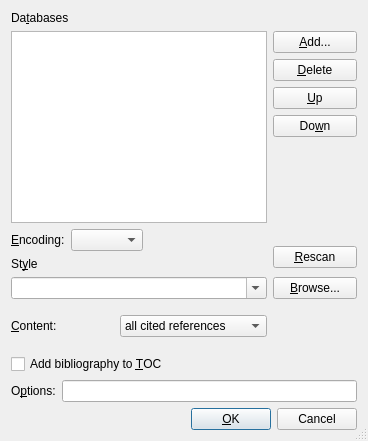
First picture: the form in src/frontends/qt4/ui/BibtexUi.ui, repository cburschka/lyx, before the edit.
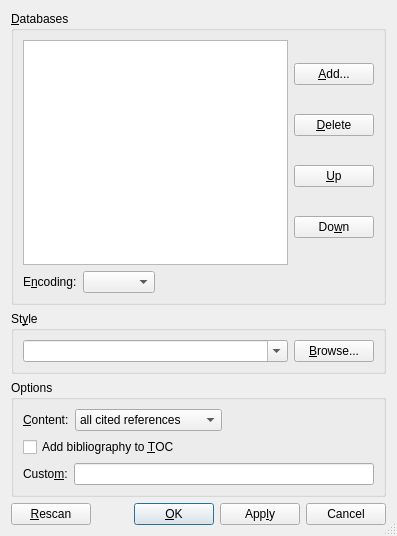
Second picture: the form after the edit.

Commit message: Polish Bib(la)TeX dialog

Diff of the .ui file:
```diff
--- a/src/frontends/qt4/ui/BibtexUi.ui
+++ b/src/frontends/qt4/ui/BibtexUi.ui
@@ -6,8 +6,8 @@
    <rect>
     <x>0</x>
     <y>0</y>
-    <width>368</width>
-    <height>441</height>
+    <width>397</width>
+    <height>536</height>
    </rect>
   </property>
   <property name="windowTitle">
@@ -16,33 +16,22 @@
   <property name="sizeGripEnabled">
    <bool>true</bool>
   </property>
+  <layout class="QGridLayout" name="gridLayout_4">
+   <item row="0" column="0">
+    <widget class="QGroupBox" name="bibGB">
+     <property name="toolTip">
+      <string>BibTeX database(s) to use</string>
+     </property>
+     <property name="title">
+      <string>&amp;Databases</string>
+     </property>
   <layout class="QGridLayout" name="gridLayout">
    <item row="0" column="0">
-    <widget class="QLabel" name="databaseLA">
-     <property name="sizePolicy">
-      <sizepolicy hsizetype="Minimum" vsizetype="Fixed">
-       <horstretch>0</horstretch>
-       <verstretch>0</verstretch>
-      </sizepolicy>
-     </property>
-     <property name="toolTip">
-      <string>BibTeX database to use</string>
-     </property>
-     <property name="text">
-      <string>Da&amp;tabases</string>
-     </property>
-     <property name="alignment">
-      <set>Qt::AlignLeading|Qt::AlignLeft|Qt::AlignTop</set>
-     </property>
-     <property name="buddy">
-      <cstring>databaseLW</cstring>
-     </property>
-    </widget>
-   </item>
-   <item row="1" column="0" rowspan="5" colspan="2">
     <widget class="QListWidget" name="databaseLW"/>
    </item>
-   <item row="1" column="2">
+      <item row="0" column="1">
+       <layout class="QVBoxLayout" name="verticalLayout">
+        <item>
     <widget class="QPushButton" name="addBibPB">
      <property name="toolTip">
       <string>Add a BibTeX database file</string>
@@ -52,7 +41,7 @@
      </property>
     </widget>
    </item>
-   <item row="2" column="2">
+        <item>
     <widget class="QPushButton" name="deletePB">
      <property name="toolTip">
       <string>Remove the selected database</string>
@@ -62,7 +51,7 @@
      </property>
     </widget>
    </item>
-   <item row="3" column="2">
+        <item>
     <widget class="QPushButton" name="upPB">
      <property name="toolTip">
       <string>Move the selected database upwards in the list</string>
@@ -72,7 +61,7 @@
      </property>
     </widget>
    </item>
-   <item row="4" column="2">
+        <item>
     <widget class="QPushButton" name="downPB">
      <property name="toolTip">
       <string>Move the selected database downwards in the list</string>
@@ -82,53 +71,62 @@
      </property>
     </widget>
    </item>
-   <item row="5" column="2" rowspan="2">
-    <spacer>
+       </layout>
+      </item>
+      <item row="1" column="0" colspan="2">
+       <layout class="QHBoxLayout" name="horizontalLayout_2">
+        <item>
+         <widget class="QLabel" name="bibEncodingLA">
+          <property name="text">
+           <string>E&amp;ncoding:</string>
+          </property>
+          <property name="buddy">
+           <cstring>bibEncodingCO</cstring>
+          </property>
+         </widget>
+        </item>
+        <item>
+         <widget class="QComboBox" name="bibEncodingCO">
+          <property name="toolTip">
+           <string>If your bibliography databases use a different encoding than the LyX document, specify it here</string>
+          </property>
+         </widget>
+        </item>
+        <item>
+         <spacer name="horizontalSpacer">
      <property name="orientation">
-      <enum>Qt::Vertical</enum>
-     </property>
-     <property name="sizeType">
-      <enum>QSizePolicy::Expanding</enum>
+           <enum>Qt::Horizontal</enum>
      </property>
      <property name="sizeHint" stdset="0">
       <size>
-       <width>77</width>
-       <height>16</height>
+            <width>40</width>
+            <height>20</height>
       </size>
      </property>
     </spacer>
    </item>
-   <item row="7" column="2" rowspan="2">
-    <widget class="QPushButton" name="rescanPB">
-     <property name="toolTip">
-      <string>Scan for new databases and styles</string>
-     </property>
-     <property name="text">
-      <string>&amp;Rescan</string>
-     </property>
+       </layout>
+      </item>
+     </layout>
     </widget>
    </item>
-   <item row="8" column="0">
-    <widget class="QLabel" name="styleLA">
-     <property name="sizePolicy">
-      <sizepolicy hsizetype="Minimum" vsizetype="Fixed">
-       <horstretch>0</horstretch>
-       <verstretch>0</verstretch>
-      </sizepolicy>
-     </property>
+   <item row="1" column="0">
+    <widget class="QGroupBox" name="bstGB">
      <property name="toolTip">
       <string>The BibTeX style</string>
      </property>
-     <property name="text">
+     <property name="title">
       <string>St&amp;yle</string>
      </property>
-     <property name="buddy">
-      <cstring>styleCB</cstring>
-     </property>
-    </widget>
-   </item>
-   <item row="9" column="0" colspan="2">
+     <layout class="QGridLayout" name="gridLayout_2">
+      <item row="0" column="0">
     <widget class="QComboBox" name="styleCB">
+        <property name="sizePolicy">
+         <sizepolicy hsizetype="MinimumExpanding" vsizetype="Fixed">
+          <horstretch>0</horstretch>
+          <verstretch>0</verstretch>
+         </sizepolicy>
+        </property>
      <property name="toolTip">
       <string>Choose a style file</string>
      </property>
@@ -143,7 +141,7 @@
      </property>
     </widget>
    </item>
-   <item row="9" column="2">
+      <item row="0" column="1">
     <widget class="QPushButton" name="stylePB">
      <property name="toolTip">
       <string>Choose a style file</string>
@@ -156,7 +154,18 @@
      </property>
     </widget>
    </item>
-   <item row="10" column="0">
+     </layout>
+    </widget>
+   </item>
+   <item row="2" column="0">
+    <widget class="QGroupBox" name="optionsGB">
+     <property name="title">
+      <string>Options</string>
+     </property>
+     <layout class="QGridLayout" name="gridLayout_3">
+      <item row="0" column="0">
+       <layout class="QHBoxLayout" name="horizontalLayout_3">
+        <item>
     <widget class="QLabel" name="btPrintLA">
      <property name="sizePolicy">
       <sizepolicy hsizetype="Minimum" vsizetype="Fixed">
@@ -175,7 +184,7 @@
      </property>
     </widget>
    </item>
-   <item row="10" column="1">
+        <item>
     <widget class="QComboBox" name="btPrintCO">
      <property name="toolTip">
       <string>This bibliography section contains...</string>
@@ -197,28 +206,37 @@
      </item>
     </widget>
    </item>
-   <item row="10" column="2">
-    <spacer>
+        <item>
+         <spacer name="horizontalSpacer_2">
      <property name="orientation">
-      <enum>Qt::Vertical</enum>
-     </property>
-     <property name="sizeType">
-      <enum>QSizePolicy::Expanding</enum>
+           <enum>Qt::Horizontal</enum>
      </property>
      <property name="sizeHint" stdset="0">
       <size>
-       <width>20</width>
+            <width>40</width>
        <height>20</height>
       </size>
      </property>
     </spacer>
    </item>
-   <item row="12" column="0" colspan="3">
+       </layout>
+      </item>
+      <item row="1" column="0">
+       <widget class="QCheckBox" name="bibtocCB">
+        <property name="toolTip">
+         <string>Add bibliography to the table of contents</string>
+        </property>
+        <property name="text">
+         <string>Add bibliography to &amp;TOC</string>
+        </property>
+       </widget>
+      </item>
+      <item row="2" column="0">
     <layout class="QHBoxLayout" name="horizontalLayout">
      <item>
       <widget class="QLabel" name="biblatexOptsLA">
        <property name="text">
-        <string>O&amp;ptions:</string>
+           <string>Custo&amp;m:</string>
        </property>
        <property name="buddy">
         <cstring>biblatexOptsLE</cstring>
@@ -234,7 +252,10 @@
      </item>
     </layout>
    </item>
-   <item row="13" column="0" colspan="3">
+     </layout>
+    </widget>
+   </item>
+   <item row="3" column="0">
     <layout class="QHBoxLayout">
      <property name="spacing">
       <number>6</number>
@@ -251,6 +272,16 @@
      <property name="bottomMargin">
       <number>0</number>
      </property>
+     <item>
+      <widget class="QPushButton" name="rescanPB">
+       <property name="toolTip">
+        <string>Scan for new databases and styles</string>
+       </property>
+       <property name="text">
+        <string>&amp;Rescan</string>
+       </property>
+      </widget>
+     </item>
      <item>
       <spacer>
        <property name="orientation">
@@ -280,6 +311,13 @@
        </property>
       </widget>
      </item>
+     <item>
+      <widget class="QPushButton" name="applyPB">
+       <property name="text">
+        <string>App&amp;ly</string>
+       </property>
+      </widget>
+     </item>
      <item>
       <widget class="QPushButton" name="closePB">
        <property name="text">
@@ -292,50 +330,6 @@
      </item>
     </layout>
    </item>
-   <item row="6" column="0" rowspan="2" colspan="2">
-    <layout class="QHBoxLayout" name="horizontalLayout_2">
-     <item>
-      <widget class="QLabel" name="bibEncodingLA">
-       <property name="text">
-        <string>&amp;Encoding:</string>
-       </property>
-       <property name="buddy">
-        <cstring>bibEncodingCO</cstring>
-       </property>
-      </widget>
-     </item>
-     <item>
-      <widget class="QComboBox" name="bibEncodingCO">
-       <property name="toolTip">
-        <string>If your bibliography databases use a different encoding than the LyX document, specify it here</string>
-       </property>
-      </widget>
-     </item>
-     <item>
-      <spacer name="horizontalSpacer">
-       <property name="orientation">
-        <enum>Qt::Horizontal</enum>
-       </property>
-       <property name="sizeHint" stdset="0">
-        <size>
-         <width>40</width>
-         <height>20</height>
-        </size>
-       </property>
-      </spacer>
-     </item>
-    </layout>
-   </item>
-   <item row="11" column="0" colspan="2">
-    <widget class="QCheckBox" name="bibtocCB">
-     <property name="toolTip">
-      <string>Add bibliography to the table of contents</string>
-     </property>
-     <property name="text">
-      <string>Add bibliography to &amp;TOC</string>
-     </property>
-    </widget>
-   </item>
   </layout>
  </widget>
  <tabstops>
```
Lines whose indentation alone changed are shown as unchanged. The commit also changes 1 other file.
